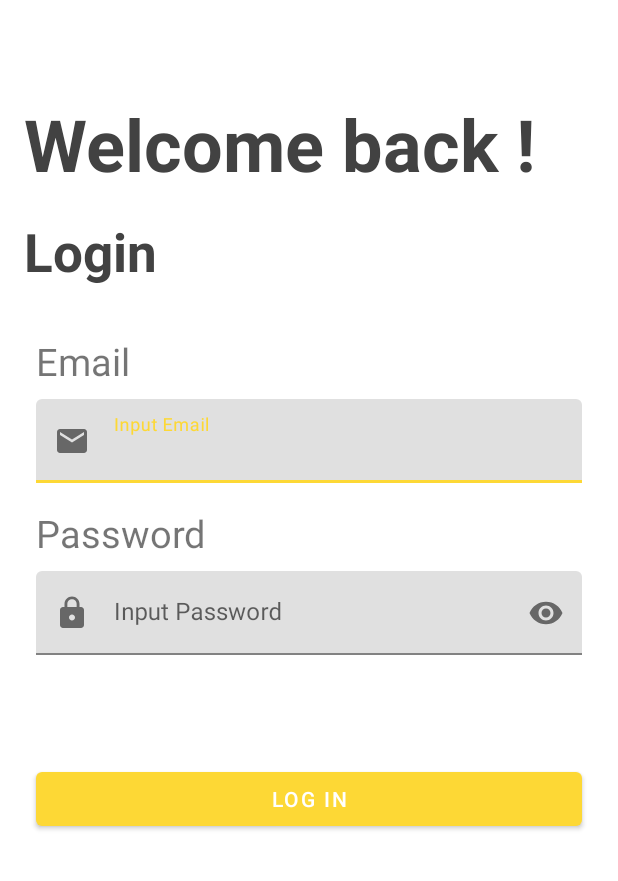
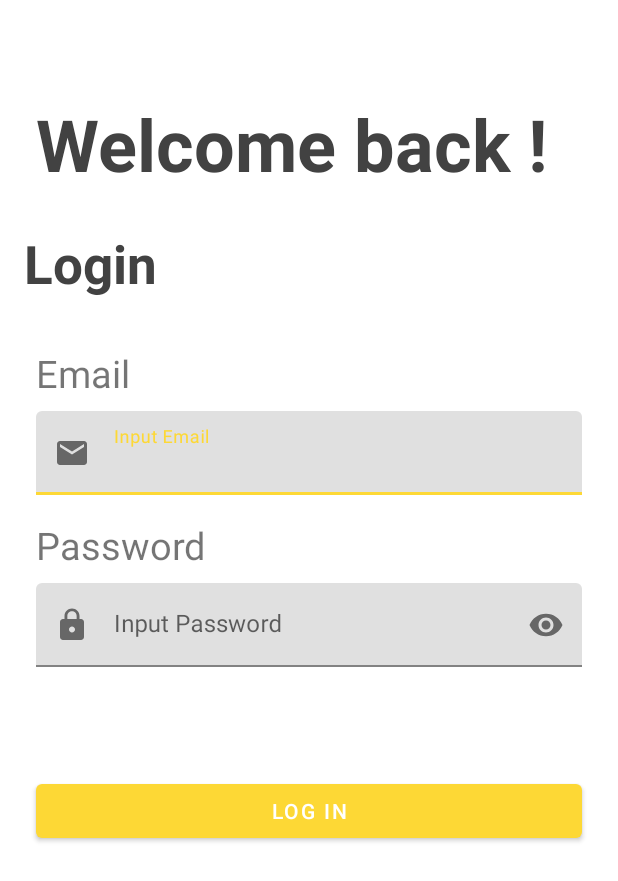
Before and after one commit to riodelord/yangPENTINGLulus-TI3, an Android app: the screen it shows after launch (LoginActivity), on a phone screen of 412 x 824 dp. Shown: the top 881 px of the screen. Run offline under Robolectric (Android 15) with nearby library versions, the light colour scheme and no system bars; libraries missing offline, so code that uses them is left out: com.yangPentingLulus.

Commit message:
fix: fixed activity_login.xml asymmetry issue, fixed typos on fragment_alarms.xml

```diff
--- a/DC-EMS Android Project/app/src/main/res/layout/activity_login.xml
+++ b/DC-EMS Android Project/app/src/main/res/layout/activity_login.xml
@@ -13,7 +13,7 @@
         android:layout_height="wrap_content"
         android:layout_marginTop="35dp"
         android:layout_marginBottom="8dp"
-        android:layout_marginHorizontal="16dp"
+        android:layout_marginHorizontal="24dp"
         android:text="Welcome back !"
         android:textStyle="bold"
         android:textSize="48sp"
@@ -31,7 +31,7 @@
         android:layout_width="match_parent"
         android:textColor="@color/cardview_dark_background"
         android:layout_height="wrap_content"
-        android:layout_marginTop="16dp"
+        android:layout_marginTop="24dp"
         android:layout_marginBottom="8dp"
         android:layout_marginHorizontal="16dp"
         android:text="Login"
--- a/DC-EMS Android Project/app/src/main/res/layout/fragment_alarms.xml
+++ b/DC-EMS Android Project/app/src/main/res/layout/fragment_alarms.xml
@@ -4,7 +4,7 @@
     xmlns:tools="http://schemas.android.com/tools"
     android:layout_width="match_parent"
     android:layout_height="match_parent"
-    tools:context=".ui.utilities.UtilitiesFragment">
+    tools:context=".ui.utilities.AlarmsFragment">
 
         <TextView
             android:id="@+id/alarms_title"
```
